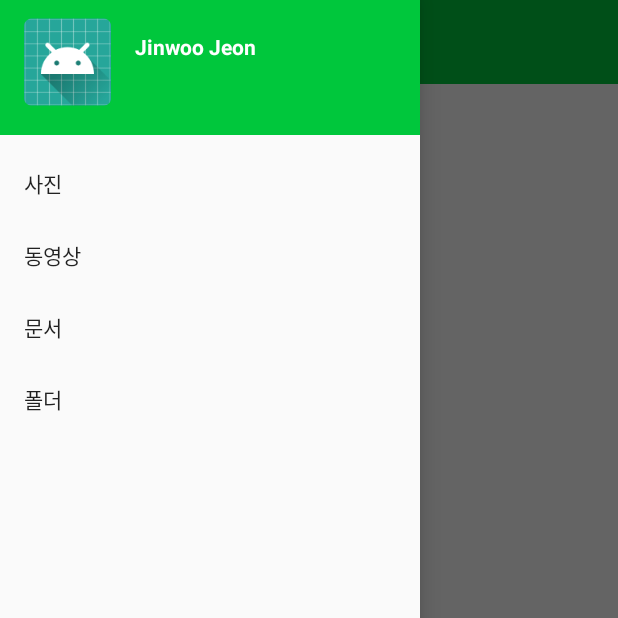
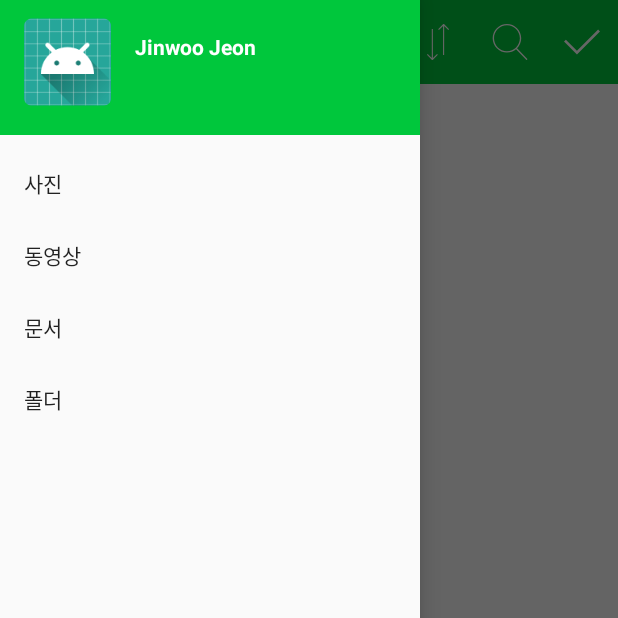
Before and after one commit to jeonjw/worksmobile_intern_project, an Android app: the MainActivity screen opened directly, with no data from a screen before it, in the side drawer, after a tap on "동영상", on a phone screen of 412 x 824 dp, the top half of it. Run offline under Robolectric (Android 15) with nearby library versions, the phone set to English and light mode, and no system bars; pictures from the network do not load; 3 statements that could not run were skipped.

Commit message:
툴바 디자인 및 버튼 추가

```diff
--- a/app/src/main/java/com/worksmobile/wmproject/DriveHelper.java
+++ b/app/src/main/java/com/worksmobile/wmproject/DriveHelper.java
@@ -81,7 +81,7 @@ public class DriveHelper {
 
 
     private void checkTokenValidity() {
-        if (token.getNeedsTokenRefresh()) {
+        if (token != null && token.getNeedsTokenRefresh()) {
             executeTokenRefresh();
         }
     }
--- a/app/src/main/java/com/worksmobile/wmproject/ThumbnailRecyclerViewAdapter.java
+++ b/app/src/main/java/com/worksmobile/wmproject/ThumbnailRecyclerViewAdapter.java
@@ -8,18 +8,26 @@ import android.widget.CheckBox;
 import android.widget.CompoundButton;
 import android.widget.ImageView;
 
+import com.worksmobile.wmproject.callback.OnModeChangeListener;
 import com.worksmobile.wmproject.retrofit_object.DriveFile;
 
+import java.util.ArrayList;
+import java.util.HashSet;
 import java.util.List;
+import java.util.Set;
 
 public class ThumbnailRecyclerViewAdapter extends RecyclerView.Adapter<ThumbnailRecyclerViewAdapter.ThumbnailViewHolder> {
     private List<DriveFile> thumbnailLinkList;
+    private Set<Integer> checkedItems;
     private View.OnClickListener itemClickListener;
+    private OnModeChangeListener modeChangeListener;
     private boolean allCheckboxShow;
 
-    public ThumbnailRecyclerViewAdapter(List<DriveFile> thumbnailLinkList, View.OnClickListener clickListener) {
+    public ThumbnailRecyclerViewAdapter(List<DriveFile> thumbnailLinkList, View.OnClickListener clickListener, OnModeChangeListener modeChangeListener) {
         this.thumbnailLinkList = thumbnailLinkList;
         this.itemClickListener = clickListener;
+        this.modeChangeListener = modeChangeListener;
+        checkedItems = new HashSet<>();
     }
 
     @Override
@@ -40,10 +48,22 @@ public class ThumbnailRecyclerViewAdapter extends RecyclerView.Adapter<Thumbnail
 
         if (allCheckboxShow) {
             holder.checkBox.setVisibility(View.VISIBLE);
-            holder.checkBox.setChecked(thumbnailLinkList.get(position).isSelected());
+            if (checkedItems.contains(position))
+                holder.checkBox.setChecked(true);
+            else
+                holder.checkBox.setChecked(false);
         } else {
             holder.checkBox.setVisibility(View.INVISIBLE);
         }
+    }
+
+    public void setSelectMode(boolean mode) {
+        allCheckboxShow = mode;
+
+        if (!mode)
+            checkedItems.clear();
+
+        notifyDataSetChanged();
     }
 
     @Override
@@ -65,9 +85,9 @@ public class ThumbnailRecyclerViewAdapter extends RecyclerView.Adapter<Thumbnail
                 @Override
                 public void onCheckedChanged(CompoundButton compoundButton, boolean checked) {
                     if (checked) {
-                        thumbnailLinkList.get(getAdapterPosition()).setSelected(true);
+                        checkedItems.add(getAdapterPosition());
                     } else {
-                        thumbnailLinkList.get(getAdapterPosition()).setSelected(false);
+                        checkedItems.remove(getAdapterPosition());
                     }
                 }
             });
@@ -75,10 +95,10 @@ public class ThumbnailRecyclerViewAdapter extends RecyclerView.Adapter<Thumbnail
             itemView.setOnLongClickListener(new View.OnLongClickListener() {
                 @Override
                 public boolean onLongClick(View view) {
-                    System.out.println("LONG CLICK");
                     allCheckboxShow = true;
                     checkBox.setChecked(true);
                     notifyDataSetChanged();
+                    modeChangeListener.onSelectChanged(true);
                     return true;
                 }
             });
--- a/app/src/main/java/com/worksmobile/wmproject/callback/OnItemSelectedListener.java
+++ /dev/null
@@ -1,5 +0,0 @@
-package com.worksmobile.wmproject.callback;
-
-public interface OnItemSelectedListener {
-    void onSelectChanged(boolean checked,String fileId);
-}
--- /dev/null
+++ b/app/src/main/java/com/worksmobile/wmproject/callback/OnModeChangeListener.java
@@ -0,0 +1,5 @@
+package com.worksmobile.wmproject.callback;
+
+public interface OnModeChangeListener {
+    void onSelectChanged(boolean checked);
+}
--- /dev/null
+++ b/app/src/main/java/com/worksmobile/wmproject/callback/OnSelectModeCancelListener.java
@@ -0,0 +1,5 @@
+package com.worksmobile.wmproject.callback;
+
+public interface OnSelectModeCancelListener {
+    void onCancel();
+}
--- a/app/src/main/java/com/worksmobile/wmproject/ui/MainActivity.java
+++ b/app/src/main/java/com/worksmobile/wmproject/ui/MainActivity.java
@@ -12,17 +12,23 @@ import android.os.Bundle;
 import android.support.annotation.NonNull;
 import android.support.annotation.Nullable;
 import android.support.design.widget.NavigationView;
+import android.support.v4.app.Fragment;
 import android.support.v4.content.ContextCompat;
 import android.support.v4.view.GravityCompat;
 import android.support.v4.widget.DrawerLayout;
 import android.support.v7.app.ActionBarDrawerToggle;
 import android.support.v7.app.AppCompatActivity;
 import android.support.v7.widget.Toolbar;
+import android.view.Menu;
 import android.view.MenuItem;
 import android.view.View;
+import android.view.Window;
+import android.view.WindowManager;
+import android.widget.TextView;
 import android.widget.Toast;
 
 import com.worksmobile.wmproject.R;
+import com.worksmobile.wmproject.callback.OnSelectModeCancelListener;
 import com.worksmobile.wmproject.service.MediaStoreJobService;
 import com.worksmobile.wmproject.service.MediaStoreService;
 
@@ -32,8 +38,42 @@ public class MainActivity extends AppCompatActivity
     private static final int READ_EXTERNAL_STORAGE_PERMISSION = 777;
     private DrawerLayout drawerLayout;
     private Toolbar toolbar;
+    private TextView toolbarTextView;
+    private ActionBarDrawerToggle toggle;
+    private OnSelectModeCancelListener onSelectModeCancelListener;
 
-    @Override
+    private View.OnClickListener drawerListener = new View.OnClickListener() {
+        @Override
+        public void onClick(View view) {
+            if (drawerLayout.isDrawerOpen(GravityCompat.START)) {
+                drawerLayout.closeDrawer(GravityCompat.START);
+            } else {
+                drawerLayout.openDrawer(GravityCompat.START);
+            }
+        }
+    };
+
+    private View.OnClickListener selectModeCloseListener = new View.OnClickListener() {
+        @Override
+        public void onClick(View v) {
+            toggle.setHomeAsUpIndicator(R.drawable.ic_menu);
+            toolbar.setNavigationOnClickListener(drawerListener);
+            toolbar.setBackgroundColor(getResources().getColor(R.color.colorNaverGreen));
+            toolbarTextView.setText("모든 사진");
+
+            if (onSelectModeCancelListener != null)
+                onSelectModeCancelListener.onCancel();
+
+
+            if (Build.VERSION.SDK_INT >= Build.VERSION_CODES.LOLLIPOP) {
+                Window window = getWindow();
+                window.addFlags(WindowManager.LayoutParams.FLAG_DRAWS_SYSTEM_BAR_BACKGROUNDS);
+                window.clearFlags(WindowManager.LayoutParams.FLAG_TRANSLUCENT_STATUS);
+                window.setStatusBarColor(getResources().getColor(R.color.colorNaverGreenDark));
+            }
+        }
+    };
+
     protected void onCreate(@Nullable Bundle savedInstanceState) {
         super.onCreate(savedInstanceState);
         setContentView(R.layout.activity_main);
@@ -48,30 +88,27 @@ public class MainActivity extends AppCompatActivity
         NavigationView navigationView = findViewById(R.id.navigation_view);
         navigationView.setNavigationItemSelectedListener(this);
 
-        getSupportFragmentManager().beginTransaction().add(R.id.content_fragment, new PhotoFragment()).commit();
+        Fragment fragment = new PhotoFragment();
+        getSupportFragmentManager().beginTransaction().add(R.id.content_fragment, fragment).commit();
+        onSelectModeCancelListener = (PhotoFragment) fragment;
 
     }
 
     private void initDrawerToggle() {
         setSupportActionBar(toolbar);
         getSupportActionBar().setDisplayHomeAsUpEnabled(true);
+        getSupportActionBar().setDisplayShowTitleEnabled(false);
 
-        ActionBarDrawerToggle toggle = new ActionBarDrawerToggle(this, drawerLayout, toolbar, R.string.drawer_start, R.string.drawer_end);
+        toolbarTextView = toolbar.findViewById(R.id.toolbar_text_view);
+        toolbarTextView.setText("모든 사진");
+
+        toggle = new ActionBarDrawerToggle(this, drawerLayout, toolbar, R.string.drawer_start, R.string.drawer_end);
         drawerLayout.addDrawerListener(toggle);
         toggle.syncState();
 
         toggle.setDrawerIndicatorEnabled(false);
         toggle.setHomeAsUpIndicator(R.drawable.ic_menu);
-        toolbar.setNavigationOnClickListener(new View.OnClickListener() {
-            @Override
-            public void onClick(View view) {
-                if (drawerLayout.isDrawerOpen(GravityCompat.START)) {
-                    drawerLayout.closeDrawer(GravityCompat.START);
-                } else {
-                    drawerLayout.openDrawer(GravityCompat.START);
-                }
-            }
-        });
+        toolbar.setNavigationOnClickListener(drawerListener);
     }
 
     private void createNotificationChannel() {
@@ -156,6 +193,36 @@ public class MainActivity extends AppCompatActivity
     }
 
     @Override
+    public boolean onOptionsItemSelected(MenuItem item) {
+        if (item.getItemId() == android.R.id.home) {
+            Toast.makeText(this, "Home Main", Toast.LENGTH_SHORT).show();
+        }
+
+        return false;
+    }
+
+    @Override
+    public boolean onCreateOptionsMenu(Menu menu) {
+        getMenuInflater().inflate(R.menu.toolbar_menu, menu);
+        return true;
+    }
+
+    public void changeToolbarSelectMode() {
+        toggle.setHomeAsUpIndicator(R.drawable.ic_close);
+        toolbar.setNavigationOnClickListener(selectModeCloseListener);
+        toolbarTextView.setText("사진을 선택하세요");
+
+        toolbar.setBackgroundColor(getResources().getColor(R.color.colorDarkGray));
+        if (Build.VERSION.SDK_INT >= Build.VERSION_CODES.LOLLIPOP) {
+            Window window = getWindow();
+            window.addFlags(WindowManager.LayoutParams.FLAG_DRAWS_SYSTEM_BAR_BACKGROUNDS);
+            window.clearFlags(WindowManager.LayoutParams.FLAG_TRANSLUCENT_STATUS);
+            window.setStatusBarColor(getResources().getColor(R.color.colorDarkGrayDark));
+        }
+
+    }
+
+    @Override
     public void onBackPressed() {
         DrawerLayout drawer = findViewById(R.id.drawer_layout);
         if (drawer.isDrawerOpen(GravityCompat.START)) {
--- a/app/src/main/java/com/worksmobile/wmproject/ui/PhotoFragment.java
+++ b/app/src/main/java/com/worksmobile/wmproject/ui/PhotoFragment.java
@@ -8,6 +8,7 @@ import android.support.v4.widget.SwipeRefreshLayout;
 import android.support.v7.widget.GridLayoutManager;
 import android.support.v7.widget.RecyclerView;
 import android.view.LayoutInflater;
+import android.view.MenuItem;
 import android.view.View;
 import android.view.ViewGroup;
 import android.widget.Toast;
@@ -17,12 +18,14 @@ import com.worksmobile.wmproject.R;
 import com.worksmobile.wmproject.ThumbnailItemDecoration;
 import com.worksmobile.wmproject.ThumbnailRecyclerViewAdapter;
 import com.worksmobile.wmproject.callback.ListCallback;
-import com.worksmobile.wmproject.callback.OnItemSelectedListener;
+import com.worksmobile.wmproject.callback.OnModeChangeListener;
+import com.worksmobile.wmproject.callback.OnSelectModeCancelListener;
 import com.worksmobile.wmproject.retrofit_object.DriveFile;
 
 import java.util.ArrayList;
 
-public class PhotoFragment extends Fragment {
+public class PhotoFragment extends Fragment
+        implements OnSelectModeCancelListener {
 
 
     private RecyclerView recyclerView;
@@ -32,17 +35,19 @@ public class PhotoFragment extends Fragment {
     private ThumbnailRecyclerViewAdapter adapter;
 
     private View.OnClickListener onClickListener;
-    private OnItemSelectedListener onItemSelectedListener;
+    private OnModeChangeListener onModeChangeListener;
 
     public View onCreateView(LayoutInflater inflater, @Nullable ViewGroup container, @Nullable Bundle savedInstanceState) {
         View view = inflater.inflate(R.layout.fragment_photo, container, false);
+        setHasOptionsMenu(true);
+
         driveHelper = new DriveHelper(getContext());
         fileList = new ArrayList<>();
 
         recyclerView = view.findViewById(R.id.thumbnail_recyclerview);
         initClickListener();
 
-        adapter = new ThumbnailRecyclerViewAdapter(fileList, onClickListener);
+        adapter = new ThumbnailRecyclerViewAdapter(fileList, onClickListener, onModeChangeListener);
         recyclerView.setLayoutManager(new GridLayoutManager(getContext(), 3));
         recyclerView.addItemDecoration(new ThumbnailItemDecoration(3, 3));
         recyclerView.setAdapter(adapter);
@@ -71,12 +76,22 @@ public class PhotoFragment extends Fragment {
                 startActivity(intent);
             }
         };
-        onItemSelectedListener = new OnItemSelectedListener() {
+        onModeChangeListener = new OnModeChangeListener() {
             @Override
-            public void onSelectChanged(boolean checked, String fileId) {
-
+            public void onSelectChanged(boolean checked) {
+                ((MainActivity) getActivity()).changeToolbarSelectMode();
             }
         };
+    }
+
+    @Override
+    public boolean onOptionsItemSelected(MenuItem item) {
+        if (item.getItemId() == R.id.toolbar_check_button) {
+            Toast.makeText(getContext(), "Checked", Toast.LENGTH_SHORT).show();
+            ((MainActivity) getActivity()).changeToolbarSelectMode();
+            adapter.setSelectMode(true);
+        }
+        return true;
     }
 
     private void getDriveFIleList() {
@@ -111,4 +126,9 @@ public class PhotoFragment extends Fragment {
             return string;
         }
     }
+
+    @Override
+    public void onCancel() {
+        adapter.setSelectMode(false);
+    }
 }
--- /dev/null
+++ b/app/src/main/res/drawable/ic_checked.xml
@@ -0,0 +1,11 @@
+<?xml version="1.0" encoding="utf-8"?>
+<vector xmlns:android="http://schemas.android.com/apk/res/android"
+    android:width="24dp"
+    android:height="24dp"
+    android:viewportWidth="406.834"
+    android:viewportHeight="406.834">
+
+    <path
+        android:fillColor="#FFFFFF"
+        android:pathData="M 385.621 62.507 L 146.225 301.901 L 21.213 176.891 L 0 198.104 L 146.225 344.327 L 406.834 83.72 Z" />
+</vector>
--- /dev/null
+++ b/app/src/main/res/drawable/ic_close.xml
@@ -0,0 +1,9 @@
+<vector xmlns:android="http://schemas.android.com/apk/res/android"
+        android:width="24dp"
+        android:height="24dp"
+        android:viewportWidth="24.0"
+        android:viewportHeight="24.0">
+    <path
+        android:fillColor="#FFFFFFFF"
+        android:pathData="M19,6.41L17.59,5 12,10.59 6.41,5 5,6.41 10.59,12 5,17.59 6.41,19 12,13.41 17.59,19 19,17.59 13.41,12z"/>
+</vector>
--- /dev/null
+++ b/app/src/main/res/drawable/ic_search.xml
@@ -0,0 +1,11 @@
+<?xml version="1.0" encoding="utf-8"?>
+<vector xmlns:android="http://schemas.android.com/apk/res/android"
+    android:width="24dp"
+    android:height="24dp"
+    android:viewportWidth="52.966"
+    android:viewportHeight="52.966">
+
+    <path
+        android:fillColor="#FFFFFF"
+        android:pathData="M51.704,51.273L36.845,35.82c3.79-3.801,6.138-9.041,6.138-14.82c0-11.58-9.42-21-21-21s-21,9.42-21,21s9.42,21,21,21 c5.083,0,9.748-1.817,13.384-4.832l14.895,15.491c0.196,0.205,0.458,0.307,0.721,0.307c0.25,0,0.499-0.093,0.693-0.279 C52.074,52.304,52.086,51.671,51.704,51.273z M21.983,40c-10.477,0-19-8.523-19-19s8.523-19,19-19s19,8.523,19,19 S32.459,40,21.983,40z" />
+</vector>
--- /dev/null
+++ b/app/src/main/res/drawable/ic_sorting.xml
@@ -0,0 +1,14 @@
+<?xml version="1.0" encoding="utf-8"?>
+<vector xmlns:android="http://schemas.android.com/apk/res/android"
+    android:width="24dp"
+    android:height="24dp"
+    android:viewportWidth="64"
+    android:viewportHeight="64">
+
+    <path
+        android:fillColor="#FFFFFF"
+        android:pathData="M 42.917 55.002 L 42.996 3.41 L 50.293 10.707 L 51.707 9.146 L 42.707 0 L 41.293 0 L 32.293 9.146 L 33.707 10.634 L 40.996 3.381 L 40.917 54.979 Z" />
+    <path
+        android:fillColor="#FFFFFF"
+        android:pathData="M 12.293 54.854 L 21.293 64 L 22.707 64 L 31.707 54.854 L 30.293 53.366 L 22.996 60.627 L 22.917 9.017 L 20.917 9.011 L 20.996 60.587 L 13.707 53.368 Z" />
+</vector>
--- a/app/src/main/res/layout/activity_main.xml
+++ b/app/src/main/res/layout/activity_main.xml
@@ -17,7 +17,16 @@
             android:layout_width="match_parent"
             android:layout_height="?attr/actionBarSize"
             android:background="?attr/colorPrimary"
-            app:titleTextColor="@color/colorWhite" />
+            app:titleTextColor="@color/colorWhite">
+
+            <TextView
+                android:id="@+id/toolbar_text_view"
+                android:layout_width="wrap_content"
+                android:layout_height="wrap_content"
+                android:textColor="@color/colorWhite"
+                android:textSize="18sp" />
+
+        </android.support.v7.widget.Toolbar>
 
         <FrameLayout
             android:id="@+id/content_fragment"
--- /dev/null
+++ b/app/src/main/res/menu/toolbar_menu.xml
@@ -0,0 +1,20 @@
+<?xml version="1.0" encoding="utf-8"?>
+<menu xmlns:android="http://schemas.android.com/apk/res/android"
+    xmlns:app="http://schemas.android.com/apk/res-auto">
+
+    <item
+        android:id="@+id/toolbar_sorting_button"
+        android:icon="@drawable/ic_sorting"
+        android:title="정렬"
+        app:showAsAction="always" />
+    <item
+        android:id="@+id/toolbar_serach_button"
+        android:icon="@drawable/ic_search"
+        android:title="검색"
+        app:showAsAction="ifRoom" />
+    <item
+        android:id="@+id/toolbar_check_button"
+        android:icon="@drawable/ic_checked"
+        android:title="정렬"
+        app:showAsAction="ifRoom" />
+</menu>
--- a/app/src/main/res/values/colors.xml
+++ b/app/src/main/res/values/colors.xml
@@ -7,6 +7,8 @@
     <color name="colorNaverGreen">#00c73c</color>
     <color name="colorNaverGreenDark">#00AA34</color>
     <color name="colorWhite">#FFFFFF</color>
+    <color name="colorDarkGray">#26272B</color>
+    <color name="colorDarkGrayDark">#18191B</color>
 
 
 </resources>
```
Also changed, not shown: app/src/main/res/values/styles.xml (+10 -0 lines).
